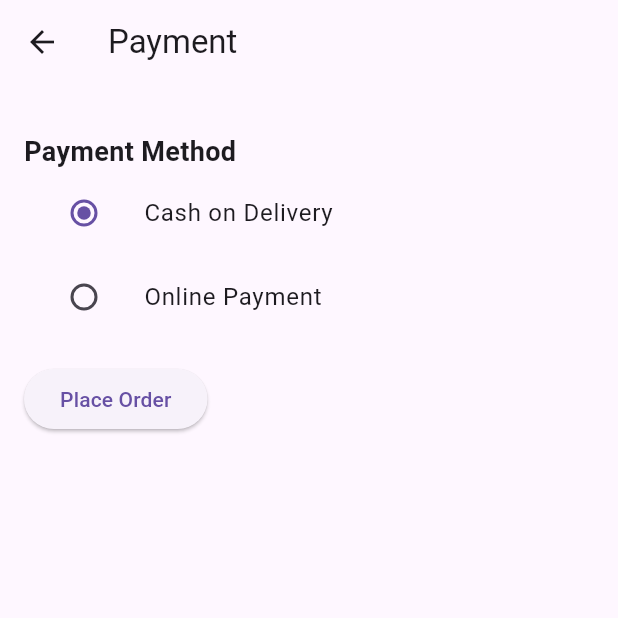
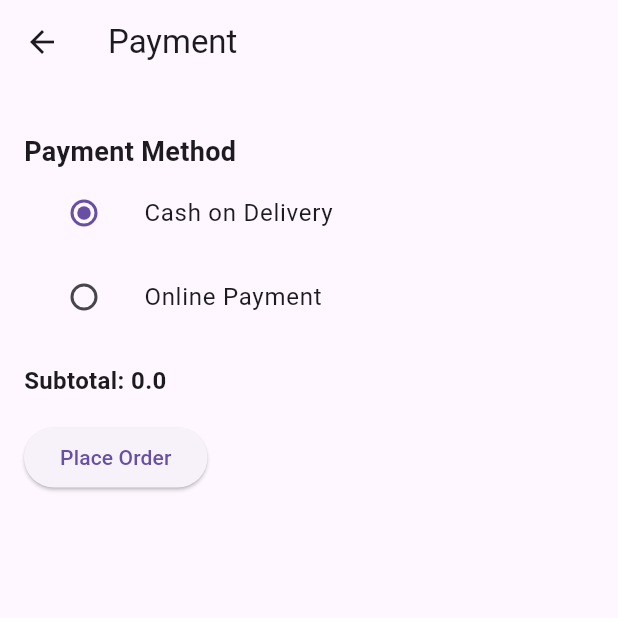
Before and after one commit to bhavuu01/Shopper_Store, a Flutter app: the PaymentScreen screen opened directly, after a tap on "Place Order", on a phone screen of 412 x 824 dp, the top half of it. Run offline on Flutter 3.47's test engine with Material 3 defaults, Android fonts, the phone set to English and light mode, and no system bars; our stand-ins replace carousel_slider, cloud_firestore, csc_picker, dropdown_button2, firebase_auth, firebase_core and 6 more; accounts and stored records are empty.

Commit message:
My First Edit

```diff
--- a/lib/Payment/PaymentScreen.dart
+++ b/lib/Payment/PaymentScreen.dart
@@ -11,11 +11,34 @@ class PaymentScreen extends StatefulWidget {
 
 class _PaymentScreenState extends State<PaymentScreen> {
   String _paymentMethod = 'Cash on Delivery';
+  double _subtotal = 0.0;
+
+  @override
+  void initState() {
+    super.initState();
+    _calculateSubtotal();
+  }
+
+  void _calculateSubtotal() async {
+    String currentUserUID = FirebaseAuth.instance.currentUser!.uid;
+    QuerySnapshot cartSnapshot = await FirebaseFirestore.instance
+        .collection('ShoppingCart')
+        .where('UID', isEqualTo: currentUserUID)
+        .get();
+
+    double subtotal = 0.0;
+    cartSnapshot.docs.forEach((doc) {
+      double totalprice = double.parse(doc['totalprice']);
+      subtotal += totalprice;
+    });
+
+    setState(() {
+      _subtotal = subtotal;
+    });
+  }
 
   @override
   Widget build(BuildContext context) {
-    String currentUserUID = FirebaseAuth.instance.currentUser!.uid;
-
     return Scaffold(
       appBar: AppBar(
         title: Text('Payment'),
@@ -55,10 +78,16 @@ class _PaymentScreenState extends State<PaymentScreen> {
               ),
             ),
             SizedBox(height: 16),
+            Text(
+              'Subtotal: $_subtotal',
+              style: TextStyle(fontWeight: FontWeight.bold, fontSize: 16),
+            ),
+            SizedBox(height: 16),
             ElevatedButton(
               onPressed: () async {
                 try {
                   // Fetch the user's shopping cart items
+                  String currentUserUID = FirebaseAuth.instance.currentUser!.uid;
                   QuerySnapshot cartSnapshot = await FirebaseFirestore.instance
                       .collection('ShoppingCart')
                       .where('UID', isEqualTo: currentUserUID)
@@ -79,9 +108,11 @@ class _PaymentScreenState extends State<PaymentScreen> {
                   // Add the order to the Orders collection
                   await FirebaseFirestore.instance.collection('Orders').add({
                     'paymentMethod': _paymentMethod,
-                    'products': products, // Add the list of products to the order
-                    'timestamp': Timestamp.now(), // Add a timestamp for ordering
-                    'UID': currentUserUID, // Add the user's ID for reference
+                    'products': products,
+                    'subtotal': _subtotal,
+                    'timestamp': Timestamp.now(),
+                    'UID': currentUserUID,
+
                   });
 
                   // Handle success
```
Also changed, not shown: lib/Cart/CartScreen.dart (+28 -12 lines), lib/Payment/CheckOut.dart (+14 -7 lines).
